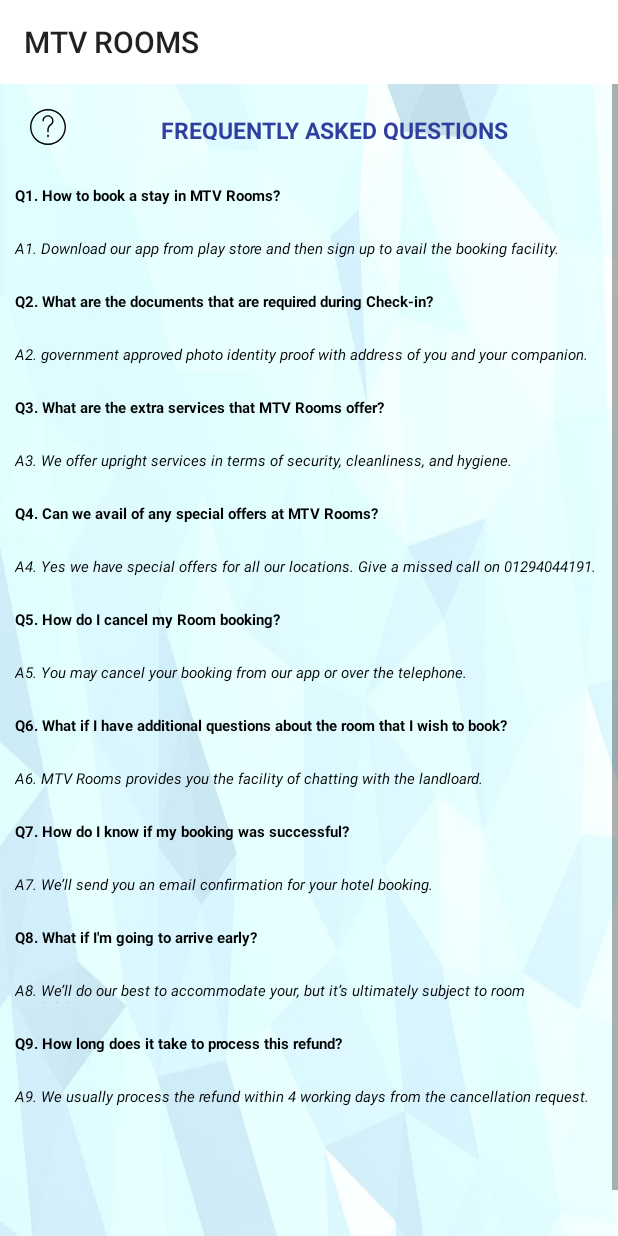
After one commit to mayuri2307/MTV-Rooms, an Android app: the faq_page screen opened directly, with no data from a screen before it, on a phone screen of 412 x 824 dp. The commit adds this screen. Run offline under Robolectric (Android 15) with nearby library versions, the phone set to English and light mode, and no system bars.

Commit message:
My changes

```diff
--- a/app/src/main/java/com/aryan/android/oyo/YouFragment.java
+++ b/app/src/main/java/com/aryan/android/oyo/YouFragment.java
@@ -2,6 +2,7 @@ package com.aryan.android.oyo;
 
 
 import android.content.Intent;
+import android.net.Uri;
 import android.os.Bundle;
 import android.app.Fragment;
 import android.support.annotation.NonNull;
@@ -19,6 +20,8 @@ import com.google.android.gms.tasks.OnCompleteListener;
 import com.google.android.gms.tasks.Task;
 import com.google.firebase.auth.AuthResult;
 import com.google.firebase.auth.FirebaseAuth;
+
+import org.w3c.dom.Text;
 
 /**
  * A simple {@link Fragment} subclass.
@@ -46,6 +49,23 @@ public class YouFragment extends Fragment {
                              Bundle savedInstanceState) {
         // Inflate the layout for this fragment
         View view = inflater.inflate(R.layout.fragment_you, container, false);
+        TextView fq1=(TextView) view.findViewById(R.id.faq);
+        fq1.setOnClickListener(new View.OnClickListener() {
+            @Override
+            public void onClick(View view) {
+                Intent intent=new Intent(getActivity(),faq_page.class);
+                startActivity(intent);
+            }
+        });
+        TextView ph1=(TextView) view.findViewById(R.id.call);
+        ph1.setOnClickListener(new View.OnClickListener() {
+            @Override
+            public void onClick(View view) {
+                Intent intent1=new Intent(Intent.ACTION_DIAL);
+                intent1.setData(Uri.parse("tel:01294044191"));
+                startActivity(intent1);
+            }
+        });
         TextView btn=(TextView) view.findViewById(R.id.chat);
         btn.setOnClickListener(new View.OnClickListener() {
 
--- /dev/null
+++ b/app/src/main/java/com/aryan/android/oyo/faq_page.java
@@ -0,0 +1,13 @@
+package com.aryan.android.oyo;
+
+import android.support.v7.app.AppCompatActivity;
+import android.os.Bundle;
+
+public class faq_page extends AppCompatActivity {
+
+    @Override
+    protected void onCreate(Bundle savedInstanceState) {
+        super.onCreate(savedInstanceState);
+        setContentView(R.layout.activity_faq_page);
+    }
+}
--- /dev/null
+++ b/app/src/main/res/layout/activity_faq_page.xml
@@ -0,0 +1,177 @@
+<?xml version="1.0" encoding="utf-8"?>
+<android.support.constraint.ConstraintLayout
+    xmlns:android="http://schemas.android.com/apk/res/android"
+    xmlns:app="http://schemas.android.com/apk/res-auto"
+    xmlns:tools="http://schemas.android.com/tools"
+    android:layout_width="match_parent"
+    android:layout_height="match_parent"
+    tools:context=".faq_page">
+<ScrollView
+    android:layout_width="wrap_content"
+    android:layout_height="wrap_content">
+<LinearLayout
+android:layout_width="match_parent"
+android:layout_height="wrap_content"
+android:orientation="vertical"
+    android:background="@drawable/faq">
+    <TextView
+        android:layout_width="match_parent"
+        android:layout_height="57dp"
+        android:layout_gravity="center_vertical"
+        android:drawablePadding="10dp"
+        android:padding="20sp"
+        android:drawableLeft="@drawable/ic_info"
+        android:text="FREQUENTLY ASKED QUESTIONS"
+        android:textAlignment="center"
+        android:textColor="@color/colorPrimaryDark"
+        android:textSize="15sp"
+        android:textStyle="bold" />
+    <TextView
+        android:layout_width="wrap_content"
+        android:layout_height="35dp"
+        android:padding="10sp"
+        android:text="Q1. How to book a stay in MTV Rooms?"
+        android:textColor="@android:color/black"
+        android:textSize="10sp"
+        android:textStyle="bold" />
+    <TextView
+        android:layout_width="wrap_content"
+        android:layout_height="35dp"
+        android:padding="10sp"
+        android:text="A1. Download our app from play store and then sign up to avail the booking facility."
+        android:textColor="@android:color/black"
+        android:textSize="10sp"
+        android:textStyle="italic" />
+    <TextView
+        android:layout_width="wrap_content"
+        android:layout_height="35dp"
+        android:padding="10sp"
+        android:text="Q2. What are the documents that are required during Check-in?"
+        android:textColor="@android:color/black"
+        android:textSize="10sp"
+        android:textStyle="bold" />
+    <TextView
+        android:layout_width="wrap_content"
+        android:layout_height="35dp"
+        android:padding="10sp"
+        android:maxLines="10"
+        android:text="A2. government approved photo identity proof with address of you and your companion."
+        android:textColor="@android:color/black"
+        android:textSize="10sp"
+        android:textStyle="italic" />
+    <TextView
+        android:layout_width="wrap_content"
+        android:layout_height="35dp"
+        android:padding="10sp"
+        android:text="Q3. What are the extra services that MTV Rooms offer?"
+        android:textColor="@android:color/black"
+        android:textSize="10sp"
+        android:textStyle="bold" />
+    <TextView
+        android:layout_width="wrap_content"
+        android:layout_height="35dp"
+        android:padding="10sp"
+        android:text="A3. We offer upright services in terms of security, cleanliness, and hygiene. "
+        android:textColor="@android:color/black"
+        android:textSize="10sp"
+        android:textStyle="italic" />
+    <TextView
+        android:layout_width="wrap_content"
+        android:layout_height="35dp"
+        android:padding="10sp"
+        android:text="Q4. Can we avail of any special offers at MTV Rooms?"
+        android:textColor="@android:color/black"
+        android:textSize="10sp"
+        android:textStyle="bold" />
+    <TextView
+        android:layout_width="wrap_content"
+        android:layout_height="35dp"
+        android:padding="10sp"
+        android:text="A4. Yes we have special offers for all our locations. Give a missed call on 01294044191."
+        android:textColor="@android:color/black"
+        android:textSize="10sp"
+        android:textStyle="italic" />
+    <TextView
+        android:layout_width="wrap_content"
+        android:layout_height="35dp"
+        android:padding="10sp"
+        android:text="Q5. How do I cancel my Room booking?"
+        android:textColor="@android:color/black"
+        android:textSize="10sp"
+        android:textStyle="bold" />
+    <TextView
+        android:layout_width="wrap_content"
+        android:layout_height="35dp"
+        android:padding="10sp"
+        android:text="A5. You may cancel your booking from our app or over the telephone."
+        android:textColor="@android:color/black"
+        android:textSize="10sp"
+        android:textStyle="italic" />
+    <TextView
+        android:layout_width="wrap_content"
+        android:layout_height="35dp"
+        android:padding="10sp"
+        android:text="Q6. What if I have additional questions about the room that I wish to book?"
+        android:textColor="@android:color/black"
+        android:textSize="10sp"
+        android:textStyle="bold" />
+    <TextView
+        android:layout_width="wrap_content"
+        android:layout_height="35dp"
+        android:padding="10sp"
+        android:text="A6. MTV Rooms provides you the facility of chatting with the landloard."
+        android:textColor="@android:color/black"
+        android:textSize="10sp"
+        android:textStyle="italic" />
+    <TextView
+        android:layout_width="wrap_content"
+        android:layout_height="35dp"
+        android:padding="10sp"
+        android:text="Q7. How do I know if my booking was successful?"
+        android:textColor="@android:color/black"
+        android:textSize="10sp"
+        android:textStyle="bold" />
+    <TextView
+        android:layout_width="wrap_content"
+        android:layout_height="35dp"
+        android:padding="10sp"
+        android:text="A7. We’ll send you an email confirmation for your hotel booking."
+        android:textColor="@android:color/black"
+        android:textSize="10sp"
+        android:textStyle="italic" />
+    <TextView
+        android:layout_width="wrap_content"
+        android:layout_height="35dp"
+        android:padding="10sp"
+        android:text="Q8. What if I'm going to arrive early?"
+        android:textColor="@android:color/black"
+        android:textSize="10sp"
+        android:textStyle="bold" />
+    <TextView
+        android:layout_width="wrap_content"
+        android:layout_height="35dp"
+        android:padding="10sp"
+        android:text="A8. We’ll do our best to accommodate your, but it’s ultimately subject to room availability."
+        android:textColor="@android:color/black"
+        android:textSize="10sp"
+        android:textStyle="italic" />
+    <TextView
+        android:layout_width="wrap_content"
+        android:layout_height="35dp"
+        android:padding="10sp"
+        android:text="Q9. How long does it take to process this refund?"
+        android:textColor="@android:color/black"
+        android:textSize="10sp"
+        android:textStyle="bold" />
+    <TextView
+        android:layout_width="wrap_content"
+        android:layout_height="35dp"
+        android:padding="10sp"
+        android:text="A9. We usually process the refund within 4 working days from the cancellation request."
+        android:textColor="@android:color/black"
+        android:textSize="10sp"
+        android:textStyle="italic" />
+
+</LinearLayout>
+</ScrollView>
+</android.support.constraint.ConstraintLayout>
--- a/app/src/main/res/layout/fragment_you.xml
+++ b/app/src/main/res/layout/fragment_you.xml
@@ -121,13 +121,14 @@
                     android:layout_width="wrap_content"
                     android:layout_height="?attr/actionBarSize"
                     android:text="Need Help?"
-                    android:padding="20sp"
+                    android:padding="18sp"
                     android:textSize="15sp"
                     android:textColor="#000"
                     android:textStyle="bold"
                     android:layout_gravity="center_vertical"/>
 
                 <TextView
+                    android:id="@+id/faq"
                     android:layout_width="match_parent"
                     android:layout_height="?attr/actionBarSize"
                     android:text="FAQ"
@@ -167,6 +168,7 @@
                     android:layout_width="match_parent"
                     android:layout_height="?attr/actionBarSize"
                     android:text="Call Us"
+                    android:id="@+id/call"
                     android:textSize="15sp"
                     android:padding="20sp"
                     android:textColor="#000"
```
Also changed, not shown: app/src/main/AndroidManifest.xml (+18 -14 lines), app/build.gradle (line endings or trailing spaces), app/src/main/res/drawable/faq.jpg (added).
